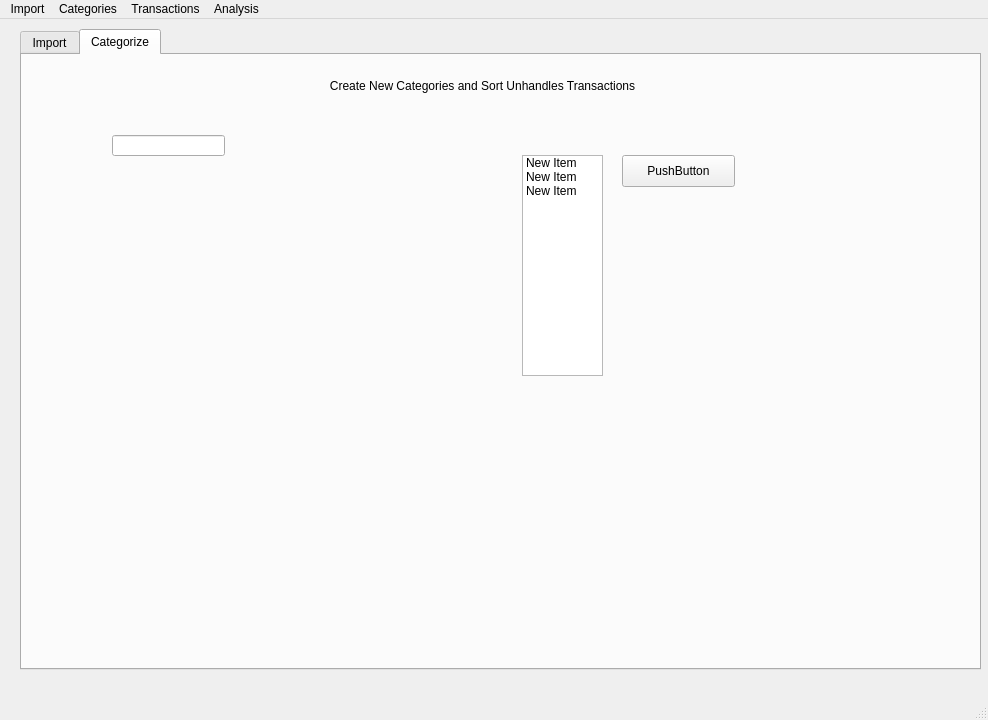
robscott1/TransactionSorter, file window.ui: the form before one commit.
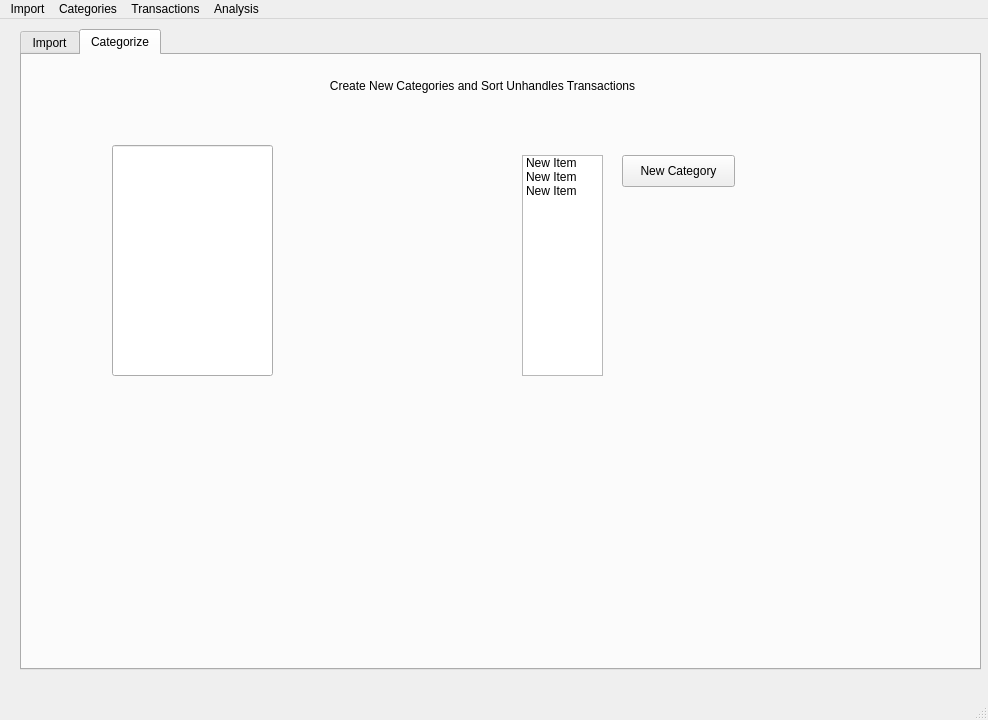
The form after the commit.

```diff
--- a/window.ui
+++ b/window.ui
@@ -146,9 +146,9 @@
       <property name="geometry">
        <rect>
         <x>90</x>
-        <y>80</y>
-        <width>113</width>
-        <height>21</height>
+        <y>90</y>
+        <width>161</width>
+        <height>231</height>
        </rect>
       </property>
      </widget>
@@ -162,7 +162,7 @@
        </rect>
       </property>
       <property name="text">
-       <string>PushButton</string>
+       <string>New Category</string>
       </property>
      </widget>
     </widget>
```
Left out of the diff: 14 changed lines with no effect on the pictures.
